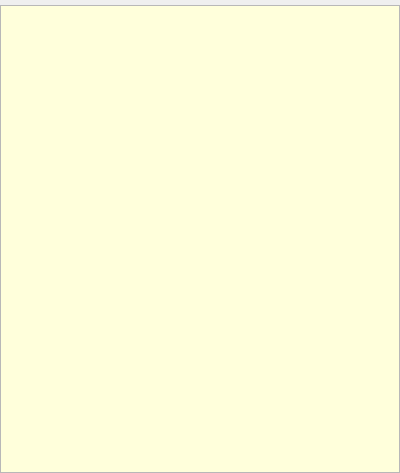
rock-core/gui-vizkit, file ruby/lib/vizkit/widgets/task_inspector/task_inspector_window.ui: the form before one commit.
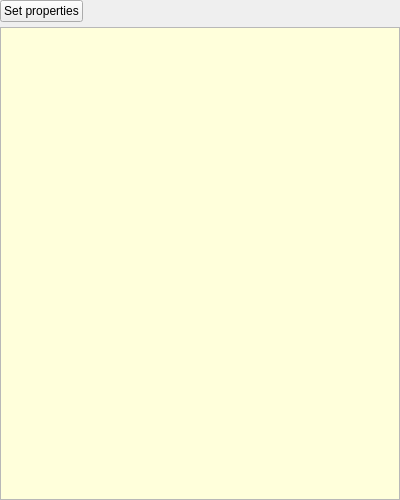
The form after the commit.

Commit message: Set Property Button

What changed in the file:
```diff
--- a/ruby/lib/vizkit/widgets/task_inspector/task_inspector_window.ui
+++ b/ruby/lib/vizkit/widgets/task_inspector/task_inspector_window.ui
@@ -7,7 +7,7 @@
     <x>0</x>
     <y>0</y>
     <width>400</width>
-    <height>473</height>
+    <height>500</height>
    </rect>
   </property>
   <property name="sizePolicy">
@@ -56,14 +56,14 @@
    <property name="margin">
     <number>0</number>
    </property>
-   <item row="0" column="0">
+   <item row="1" column="0">
     <layout class="QVBoxLayout" name="verticalLayout">
      <property name="sizeConstraint">
       <enum>QLayout::SetDefaultConstraint</enum>
      </property>
     </layout>
    </item>
-   <item row="1" column="1">
+   <item row="2" column="1">
     <widget class="QTreeView" name="treeView">
      <property name="sizePolicy">
       <sizepolicy hsizetype="Expanding" vsizetype="Expanding">
@@ -170,6 +170,16 @@
      </attribute>
     </widget>
    </item>
+   <item row="1" column="1">
+    <widget class="QPushButton" name="setPropButton">
+     <property name="text">
+      <string>Set properties</string>
+     </property>
+     <property name="checkable">
+      <bool>true</bool>
+     </property>
+    </widget>
+   </item>
   </layout>
  </widget>
  <resources/>
```
The commit also changes 1 other file.
